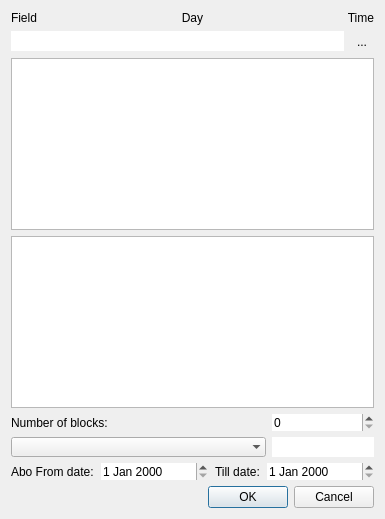
lamouski/TCN, file bookingdialog.ui: the form before one commit.
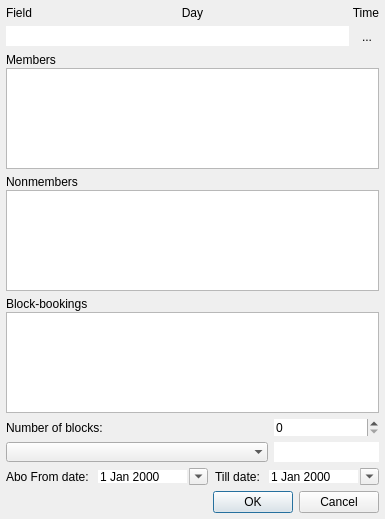
The form after the commit.

Commit message: list of nonmembers (history) is added in booking dialog

```diff
--- a/bookingdialog.ui
+++ b/bookingdialog.ui
@@ -14,61 +14,18 @@
    <string>Booking dialog</string>
   </property>
   <layout class="QGridLayout" name="gridLayout">
+   <property name="leftMargin">
+    <number>6</number>
+   </property>
    <property name="topMargin">
-    <number>11</number>
+    <number>6</number>
    </property>
-   <item row="8" column="0" colspan="3">
-    <widget class="QWidget" name="m_abo_date_widget" native="true">
-     <property name="enabled">
-      <bool>true</bool>
-     </property>
-     <layout class="QHBoxLayout" name="horizontalLayout" stretch="2,5,2,5">
-      <property name="spacing">
-       <number>7</number>
-      </property>
-      <property name="leftMargin">
-       <number>0</number>
-      </property>
-      <property name="topMargin">
-       <number>0</number>
-      </property>
-      <property name="rightMargin">
-       <number>0</number>
-      </property>
-      <property name="bottomMargin">
-       <number>0</number>
-      </property>
-      <item>
-       <widget class="QLabel" name="label_1">
-        <property name="text">
-         <string>Abo From date:</string>
-        </property>
-       </widget>
-      </item>
-      <item>
-       <widget class="QDateEdit" name="m_start_abo_date">
-        <property name="frame">
-         <bool>false</bool>
-        </property>
-       </widget>
-      </item>
-      <item>
-       <widget class="QLabel" name="label_2">
-        <property name="text">
-         <string>Till date:</string>
-        </property>
-       </widget>
-      </item>
-      <item>
-       <widget class="QDateEdit" name="m_end_abo_date">
-        <property name="frame">
-         <bool>false</bool>
-        </property>
-       </widget>
-      </item>
-     </layout>
-    </widget>
-   </item>
+   <property name="rightMargin">
+    <number>6</number>
+   </property>
+   <property name="bottomMargin">
+    <number>6</number>
+   </property>
    <item row="1" column="0" colspan="3">
     <widget class="QWidget" name="info_widget" native="true">
      <layout class="QHBoxLayout" name="horizontalLayout_2">
@@ -129,7 +86,17 @@
      </layout>
     </widget>
    </item>
-   <item row="6" column="0" colspan="3">
+   <item row="2" column="0" colspan="2">
+    <widget class="QLineEdit" name="m_line_edit_name">
+     <property name="inputMask">
+      <string/>
+     </property>
+     <property name="frame">
+      <bool>false</bool>
+     </property>
+    </widget>
+   </item>
+   <item row="9" column="0" colspan="3">
     <widget class="QWidget" name="m_preis_widget" native="true">
      <layout class="QHBoxLayout" name="horizontalLayout_4" stretch="5,2">
       <property name="leftMargin">
@@ -164,14 +131,7 @@
      </layout>
     </widget>
    </item>
-   <item row="3" column="0" colspan="3">
-    <widget class="QListView" name="m_list_view_members">
-     <property name="frameShadow">
-      <enum>QFrame::Raised</enum>
-     </property>
-    </widget>
-   </item>
-   <item row="10" column="0" colspan="3">
+   <item row="13" column="0" colspan="3">
     <widget class="QDialogButtonBox" name="buttonBox">
      <property name="orientation">
       <enum>Qt::Horizontal</enum>
@@ -181,17 +141,23 @@
      </property>
     </widget>
    </item>
-   <item row="4" column="0" colspan="3">
-    <widget class="QListView" name="m_list_view_blocks">
-     <property name="frameShadow">
-      <enum>QFrame::Raised</enum>
+   <item row="2" column="2">
+    <widget class="QToolButton" name="m_mode_tool_button">
+     <property name="text">
+      <string>...</string>
      </property>
-     <property name="lineWidth">
-      <number>1</number>
+     <property name="popupMode">
+      <enum>QToolButton::InstantPopup</enum>
+     </property>
+     <property name="toolButtonStyle">
+      <enum>Qt::ToolButtonTextOnly</enum>
+     </property>
+     <property name="autoRaise">
+      <bool>true</bool>
      </property>
     </widget>
    </item>
-   <item row="5" column="0" colspan="3">
+   <item row="8" column="0" colspan="3">
     <widget class="QWidget" name="m_block_date_widget" native="true">
      <property name="enabled">
       <bool>true</bool>
@@ -235,30 +201,170 @@
      </layout>
     </widget>
    </item>
-   <item row="2" column="0" colspan="2">
-    <widget class="QLineEdit" name="m_line_edit_name">
-     <property name="inputMask">
-      <string/>
-     </property>
-     <property name="frame">
-      <bool>false</bool>
-     </property>
-    </widget>
-   </item>
-   <item row="2" column="2">
-    <widget class="QToolButton" name="m_mode_tool_button">
-     <property name="text">
-      <string>...</string>
-     </property>
-     <property name="popupMode">
-      <enum>QToolButton::InstantPopup</enum>
-     </property>
-     <property name="toolButtonStyle">
-      <enum>Qt::ToolButtonTextOnly</enum>
-     </property>
-     <property name="autoRaise">
+   <item row="11" column="0" colspan="3">
+    <widget class="QWidget" name="m_abo_date_widget" native="true">
+     <property name="enabled">
       <bool>true</bool>
      </property>
+     <layout class="QHBoxLayout" name="horizontalLayout" stretch="2,5,2,5">
+      <property name="spacing">
+       <number>7</number>
+      </property>
+      <property name="leftMargin">
+       <number>0</number>
+      </property>
+      <property name="topMargin">
+       <number>0</number>
+      </property>
+      <property name="rightMargin">
+       <number>0</number>
+      </property>
+      <property name="bottomMargin">
+       <number>0</number>
+      </property>
+      <item>
+       <widget class="QLabel" name="label_1">
+        <property name="text">
+         <string>Abo From date:</string>
+        </property>
+       </widget>
+      </item>
+      <item>
+       <widget class="QDateEdit" name="m_start_abo_date">
+        <property name="frame">
+         <bool>false</bool>
+        </property>
+        <property name="calendarPopup">
+         <bool>true</bool>
+        </property>
+       </widget>
+      </item>
+      <item>
+       <widget class="QLabel" name="label_2">
+        <property name="text">
+         <string>Till date:</string>
+        </property>
+       </widget>
+      </item>
+      <item>
+       <widget class="QDateEdit" name="m_end_abo_date">
+        <property name="frame">
+         <bool>false</bool>
+        </property>
+        <property name="calendarPopup">
+         <bool>true</bool>
+        </property>
+       </widget>
+      </item>
+     </layout>
+    </widget>
+   </item>
+   <item row="3" column="0" colspan="3">
+    <widget class="QWidget" name="m_members_widget" native="true">
+     <layout class="QVBoxLayout" name="verticalLayout">
+      <property name="spacing">
+       <number>1</number>
+      </property>
+      <property name="leftMargin">
+       <number>0</number>
+      </property>
+      <property name="topMargin">
+       <number>0</number>
+      </property>
+      <property name="rightMargin">
+       <number>0</number>
+      </property>
+      <property name="bottomMargin">
+       <number>0</number>
+      </property>
+      <item>
+       <widget class="QLabel" name="label">
+        <property name="text">
+         <string>Members</string>
+        </property>
+       </widget>
+      </item>
+      <item>
+       <widget class="QListView" name="m_list_view_members">
+        <property name="frameShadow">
+         <enum>QFrame::Raised</enum>
+        </property>
+       </widget>
+      </item>
+     </layout>
+    </widget>
+   </item>
+   <item row="4" column="0" colspan="3">
+    <widget class="QWidget" name="m_nonmembers_widget" native="true">
+     <layout class="QVBoxLayout" name="verticalLayout_2">
+      <property name="spacing">
+       <number>1</number>
+      </property>
+      <property name="leftMargin">
+       <number>0</number>
+      </property>
+      <property name="topMargin">
+       <number>0</number>
+      </property>
+      <property name="rightMargin">
+       <number>0</number>
+      </property>
+      <property name="bottomMargin">
+       <number>0</number>
+      </property>
+      <item>
+       <widget class="QLabel" name="label_4">
+        <property name="text">
+         <string>Nonmembers</string>
+        </property>
+       </widget>
+      </item>
+      <item>
+       <widget class="QListView" name="m_list_view_non_members">
+        <property name="frameShadow">
+         <enum>QFrame::Raised</enum>
+        </property>
+       </widget>
+      </item>
+     </layout>
+    </widget>
+   </item>
+   <item row="5" column="0" colspan="3">
+    <widget class="QWidget" name="m_blocks_widget" native="true">
+     <layout class="QVBoxLayout" name="verticalLayout_3">
+      <property name="spacing">
+       <number>1</number>
+      </property>
+      <property name="leftMargin">
+       <number>0</number>
+      </property>
+      <property name="topMargin">
+       <number>0</number>
+      </property>
+      <property name="rightMargin">
+       <number>0</number>
+      </property>
+      <property name="bottomMargin">
+       <number>0</number>
+      </property>
+      <item>
+       <widget class="QLabel" name="label_5">
+        <property name="text">
+         <string>Block-bookings</string>
+        </property>
+       </widget>
+      </item>
+      <item>
+       <widget class="QListView" name="m_list_view_blocks">
+        <property name="frameShadow">
+         <enum>QFrame::Raised</enum>
+        </property>
+        <property name="lineWidth">
+         <number>1</number>
+        </property>
+       </widget>
+      </item>
+     </layout>
     </widget>
    </item>
   </layout>
```
The commit also changes 10 other files.
